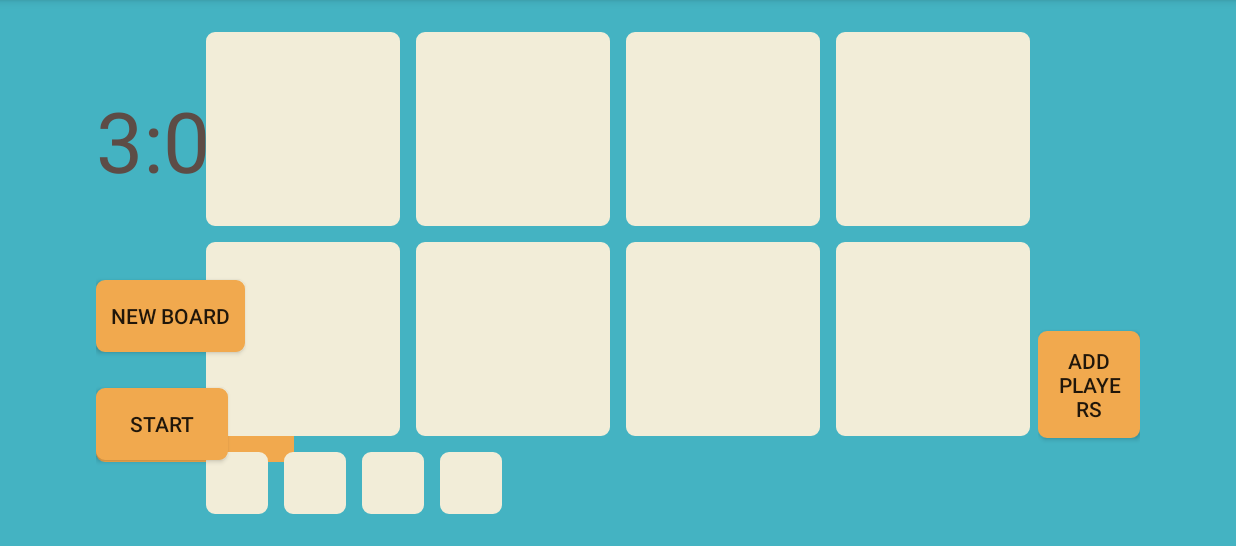
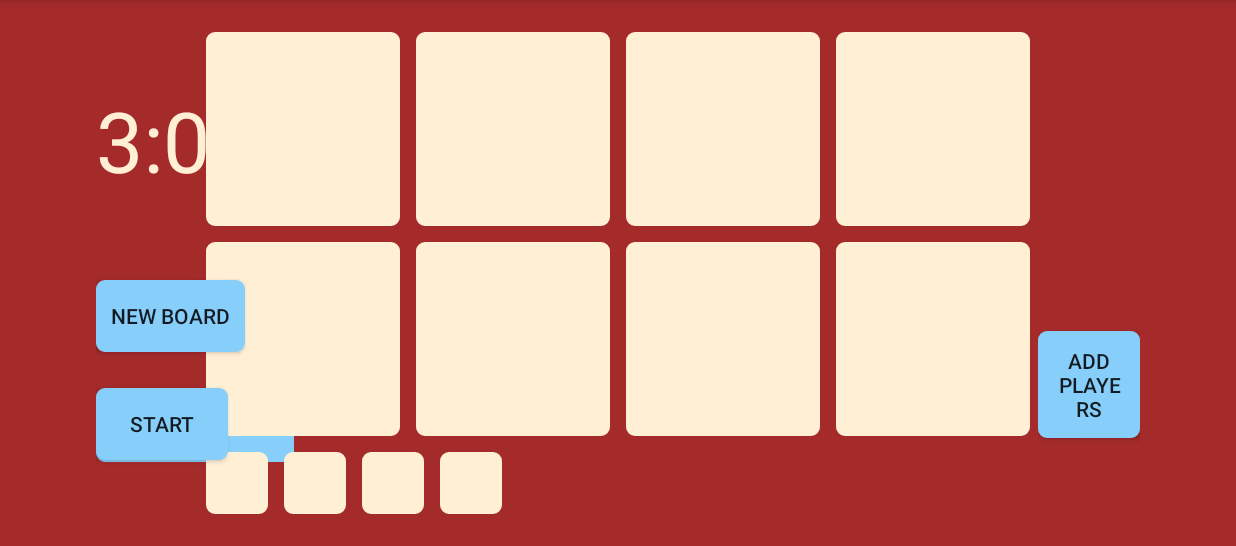
Before and after one commit to olamedrek/boggle, an Android app: the screen it shows after launch (MainActivity), on a phone screen of 824 x 412 dp (held sideways), the part 72-618 px from its top. Run offline under Robolectric (Android 15) with nearby library versions, the phone set to English and light mode, and no system bars; libraries missing offline, so code that uses them is left out: com.baoyz.swipemenulistview; plain views replace SwipeMenuListView; 7 statements that could not run were skipped.

Commit message:
Colors changed

```diff
--- a/app/src/main/res/values/colors.xml
+++ b/app/src/main/res/values/colors.xml
@@ -2,12 +2,12 @@
 <resources>
     <color name="colorPrimary">#3F51B5</color>
     <color name="colorPrimaryDark">#303F9F</color>
-    <color name="colorAccent">#FF4081</color>
+    <color name="colorAccent">#87CEFA</color>
 
-    <color name="colorBackground">#44B3C2</color>
-    <color name="colorBoard">#F2EDD8</color>
-    <color name="colorLetters">#E45641</color>
-    <color name="colorButtons">#F1A94E</color>
-    <color name="colorTextViews">#5D4C46</color>
+    <color name="colorBackground">#A52A2A</color>
+    <color name="colorBoard">#FFEFD5</color>
+    <color name="colorLetters">#303F9F</color>
+    <color name="colorButtons">#87CEFA</color>
+    <color name="colorTextViews">#FFEFD5</color>
     <color name="colorTextOnButtons">#000000</color>
 </resources>
```
